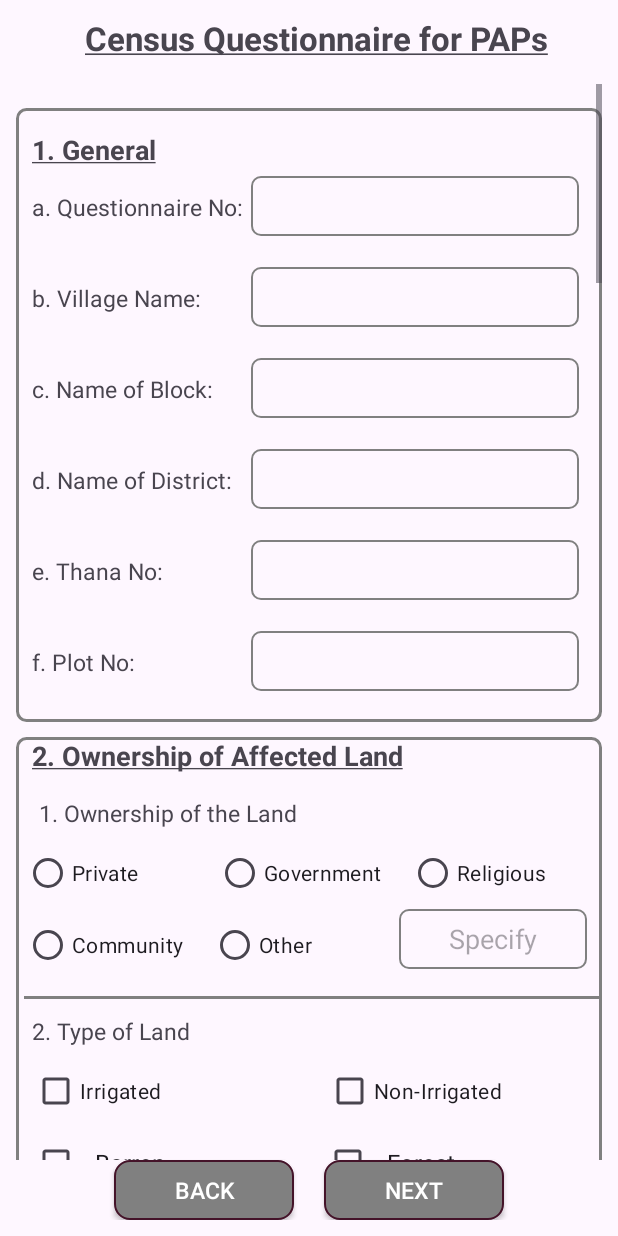
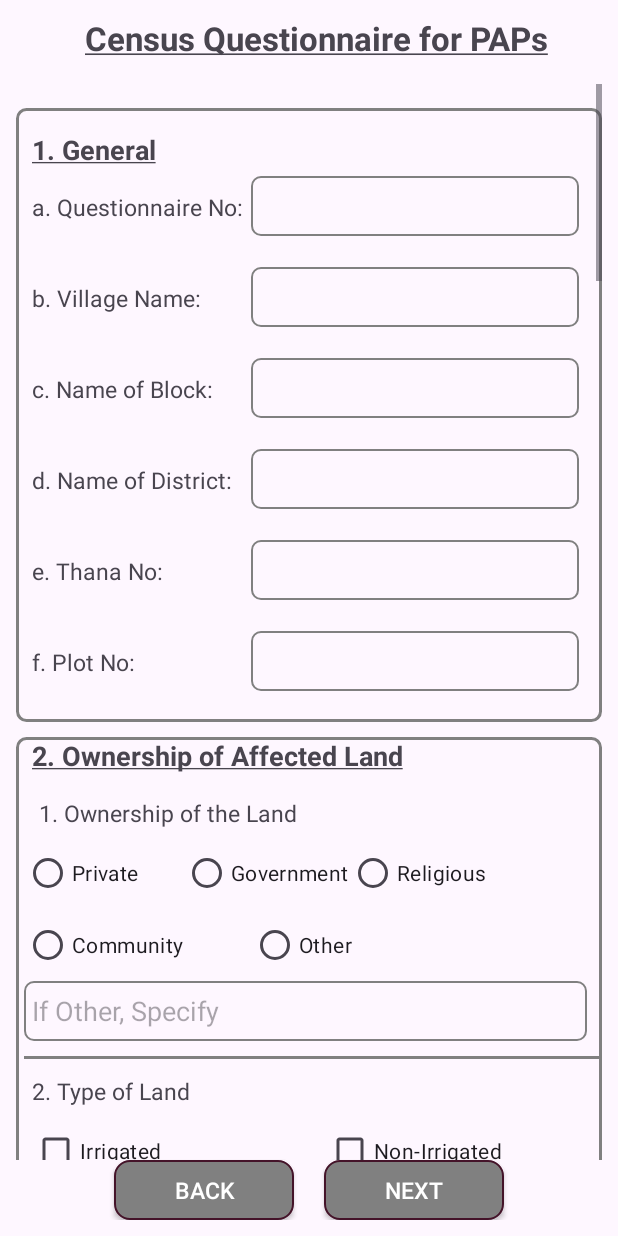
Before and after one commit to TSFAKR/FormFillupApplication, an Android app: the FirstFormFragment screen opened through its navigation route, on a phone screen of 412 x 824 dp. Run offline under Robolectric (Android 15) with nearby library versions, the phone set to English and light mode, and no system bars.

Commit message:
Radio Button Single selection Done

```diff
--- /dev/null
+++ b/app/src/main/java/com/tsfapps/myapplication/customviews/ToggleButtonGroupTableLayout.kt
@@ -0,0 +1,55 @@
+package com.tsfapps.myapplication.customviews
+
+import android.content.Context
+import android.util.AttributeSet
+import android.view.View
+import android.widget.RadioButton
+import android.widget.TableLayout
+import android.widget.TableRow
+
+class ToggleButtonGroupTableLayout @JvmOverloads constructor(
+    context: Context,
+    attrs: AttributeSet? = null
+) : TableLayout(context, attrs), View.OnClickListener {
+
+    companion object {
+        private const val TAG = "ToggleButtonGroupTableLayout"
+    }
+
+    private var activeRadioButton: RadioButton? = null
+
+    init {
+        // Empty constructor body
+    }
+
+    override fun onClick(v: View) {
+        val rb = v as RadioButton
+        activeRadioButton?.isChecked = false
+        rb.isChecked = true
+        activeRadioButton = rb
+    }
+
+    override fun addView(child: View, index: Int, params: android.view.ViewGroup.LayoutParams) {
+        super.addView(child, index, params)
+        setChildrenOnClickListener(child as TableRow)
+    }
+
+    override fun addView(child: View, params: android.view.ViewGroup.LayoutParams) {
+        super.addView(child, params)
+        setChildrenOnClickListener(child as TableRow)
+    }
+
+    private fun setChildrenOnClickListener(tr: TableRow) {
+        val childCount = tr.childCount
+        for (i in 0 until childCount) {
+            val v = tr.getChildAt(i)
+            if (v is RadioButton) {
+                v.setOnClickListener(this)
+            }
+        }
+    }
+
+    fun getCheckedRadioButtonId(): Int {
+        return activeRadioButton?.id ?: -1
+    }
+}
--- a/app/src/main/res/layout/fragment_first_form.xml
+++ b/app/src/main/res/layout/fragment_first_form.xml
@@ -185,50 +185,36 @@
                     android:textSize="15sp"
                     android:text="@string/ownership_of_the_land" />
 
-                <RadioGroup
-                    android:id="@+id/ownership_radio_group"
-                    android:layout_width="match_parent"
-                    android:layout_height="wrap_content"
-                    android:orientation="vertical">
-
-                    <LinearLayout
-                        android:layout_width="match_parent"
-                        android:layout_height="wrap_content">
-
+                <com.tsfapps.myapplication.customviews.ToggleButtonGroupTableLayout
+                    xmlns:android="http://schemas.android.com/apk/res/android"
+                    android:layout_width="wrap_content" android:layout_height="wrap_content"
+                    android:id="@+id/radGroup1">
+                    <TableRow>
                         <RadioButton
                             android:id="@+id/radio_private"
-                            android:layout_width="0dp"
+                            android:layout_width="wrap_content"
                             android:layout_height="wrap_content"
-                            android:layout_weight="1"
                             android:text="Private"
                             />
 
                         <RadioButton
                             android:id="@+id/radio_government"
-                            android:layout_width="0dp"
+                            android:layout_width="wrap_content"
                             android:layout_height="wrap_content"
-                            android:layout_weight="1"
                             android:text="Government"
                             />
 
                         <RadioButton
                             android:id="@+id/radio_religious"
-                            android:layout_width="0dp"
+                            android:layout_width="wrap_content"
                             android:layout_height="wrap_content"
-                            android:layout_weight="1"
                             android:text="Religious"
                             />
-
-                    </LinearLayout>
-
-                    <LinearLayout
-                        android:layout_width="match_parent"
-                        android:layout_height="wrap_content"
-                        android:weightSum="3">
-
+                    </TableRow>
+                    <TableRow>
                         <RadioButton
                             android:id="@+id/radio_community"
-                            android:layout_width="70dp"
+                            android:layout_width="wrap_content"
                             android:layout_height="wrap_content"
                             android:layout_weight="1"
                             android:text="Community"
@@ -236,34 +222,27 @@
 
                         <RadioButton
                             android:id="@+id/radio_others"
-                            android:layout_width="70dp"
+                            android:layout_width="wrap_content"
                             android:layout_height="wrap_content"
                             android:layout_weight="1"
                             android:text="Other"
                             />
 
+                    </TableRow>
+                </com.tsfapps.myapplication.customviews.ToggleButtonGroupTableLayout>
                 <EditText
                     android:id="@+id/others_specify"
-                            android:layout_width="70dp"
-                            android:layout_height="40dp"
+                    android:layout_width="match_parent"
+                    android:layout_height="0dp"
+                    android:minHeight="40dp"
                     android:layout_weight="1"
                     android:layout_marginEnd="10sp"
-                            android:gravity="center"
                     android:layout_gravity="end"
                     android:hint="@string/specify"
                     android:paddingStart="5dp"
                     android:paddingEnd="5dp"
                     android:background="@drawable/custom_edittext"
                     android:inputType="text" />
-
-
-
-                    </LinearLayout>
-
-
-                </RadioGroup>
-
-
 
 
                 <View
--- a/app/src/main/res/values/strings.xml
+++ b/app/src/main/res/values/strings.xml
@@ -113,7 +113,7 @@
     <string name="structure_for_structure_loss">Structure for structure loss</string>
     <string name="cash_for_land_loss">Cash for Land loss</string>
     <string name="land_for_land_loss">Land for land loss</string>
-    <string name="specify">Specify</string>
+    <string name="specify">If Other, Specify</string>
     <string name="_33_are_women_in_the_family_included_in_social_decision_making">33. Are women in the family included in social decision-making</string>
     <string name="_32_are_women_in_the_family_included_in_financial_decision_making">32. Are women in the family included in financial decision-making</string>
     <string name="_31_total_number_of_women_above_18_years_of_age_in_the_family">31. Total number of women above 18 years of age in the family</string>
```
Lines whose indentation alone changed are shown as unchanged.
